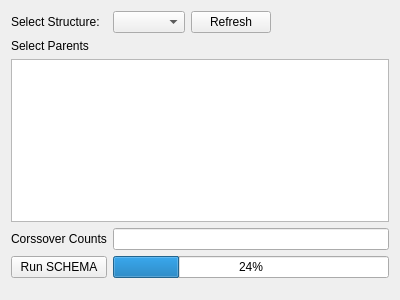
Old version of the form schema/visual/SchemaRunnerWidget.ui in the repository TUM-CBR/pymol-plugins.
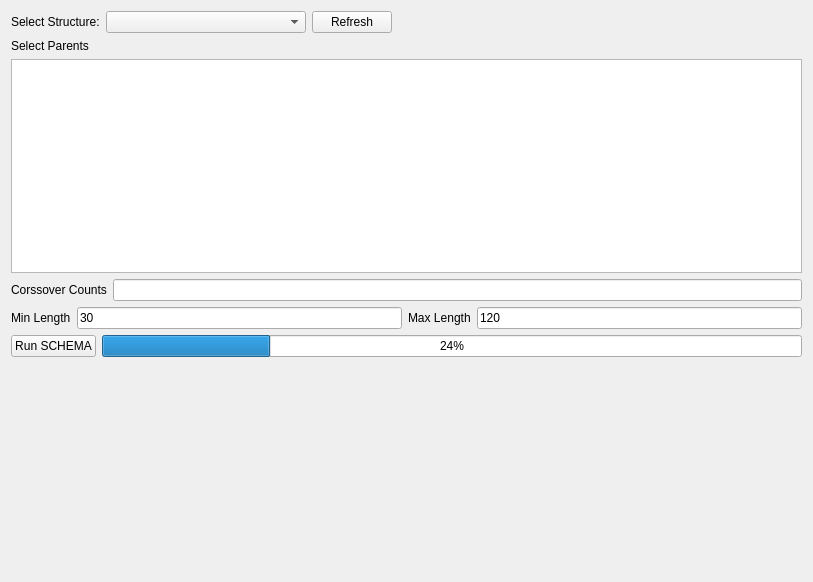
New version of the form.

Commit message: Add max length. Add code to map position in msa to structure.

```diff
--- a/schema/visual/SchemaRunnerWidget.ui
+++ b/schema/visual/SchemaRunnerWidget.ui
@@ -6,8 +6,8 @@
    <rect>
     <x>0</x>
     <y>0</y>
-    <width>400</width>
-    <height>300</height>
+    <width>813</width>
+    <height>582</height>
    </rect>
   </property>
   <property name="windowTitle">
@@ -15,28 +15,32 @@
   </property>
   <layout class="QVBoxLayout" name="verticalLayout">
    <item>
-    <layout class="QGridLayout" name="gridLayout">
-     <item row="1" column="0">
-      <widget class="QLabel" name="label_2">
+    <layout class="QHBoxLayout" name="horizontalLayout">
+     <item>
+      <widget class="QLabel" name="label">
        <property name="text">
-        <string>Select Parents</string>
+        <string>Select Structure:</string>
        </property>
       </widget>
      </item>
-     <item row="2" column="0" colspan="4">
-      <widget class="QPlainTextEdit" name="sequencesText"/>
+     <item>
+      <widget class="QComboBox" name="structuresCombo">
+       <property name="minimumSize">
+        <size>
+         <width>200</width>
+         <height>0</height>
+        </size>
+       </property>
+      </widget>
      </item>
-     <item row="0" column="1">
-      <widget class="QComboBox" name="structuresCombo"/>
-     </item>
-     <item row="0" column="2">
+     <item>
       <widget class="QPushButton" name="refreshButton">
        <property name="text">
         <string>Refresh</string>
        </property>
       </widget>
      </item>
-     <item row="0" column="3">
+     <item>
       <spacer name="horizontalSpacer">
        <property name="orientation">
         <enum>Qt::Horizontal</enum>
@@ -49,31 +53,74 @@
        </property>
       </spacer>
      </item>
-     <item row="0" column="0">
-      <widget class="QLabel" name="label">
-       <property name="text">
-        <string>Select Structure:</string>
-       </property>
-      </widget>
-     </item>
-     <item row="4" column="0">
-      <widget class="QPushButton" name="runSchemaButton">
-       <property name="text">
-        <string>Run SCHEMA</string>
-       </property>
-      </widget>
-     </item>
-     <item row="3" column="0">
+    </layout>
+   </item>
+   <item>
+    <widget class="QLabel" name="label_2">
+     <property name="text">
+      <string>Select Parents</string>
+     </property>
+    </widget>
+   </item>
+   <item>
+    <widget class="QPlainTextEdit" name="sequencesText"/>
+   </item>
+   <item>
+    <layout class="QHBoxLayout" name="horizontalLayout_2">
+     <item>
       <widget class="QLabel" name="label_3">
        <property name="text">
         <string>Corssover Counts</string>
        </property>
       </widget>
      </item>
-     <item row="3" column="1" colspan="3">
+     <item>
       <widget class="QLineEdit" name="crossoversText"/>
      </item>
-     <item row="4" column="1" colspan="3">
+    </layout>
+   </item>
+   <item>
+    <layout class="QHBoxLayout" name="horizontalLayout_3">
+     <item>
+      <widget class="QLabel" name="label_4">
+       <property name="text">
+        <string>Min Length</string>
+       </property>
+      </widget>
+     </item>
+     <item>
+      <widget class="QLineEdit" name="minLengthText">
+       <property name="text">
+        <string>30</string>
+       </property>
+      </widget>
+     </item>
+     <item>
+      <widget class="QLabel" name="label_5">
+       <property name="text">
+        <string>Max Length</string>
+       </property>
+      </widget>
+     </item>
+     <item>
+      <widget class="QLineEdit" name="maxLengthText">
+       <property name="text">
+        <string>120</string>
+       </property>
+      </widget>
+     </item>
+    </layout>
+   </item>
+   <item>
+    <layout class="QHBoxLayout" name="horizontalLayout_4">
+     <item>
+      <widget class="QPushButton" name="runSchemaButton">
+       <property name="text">
+        <string>Run SCHEMA</string>
+       </property>
+      </widget>
+     </item>
+     <item>
       <widget class="QProgressBar" name="schemaProgress">
        <property name="value">
         <number>24</number>
```
The commit also changes 7 other files.
